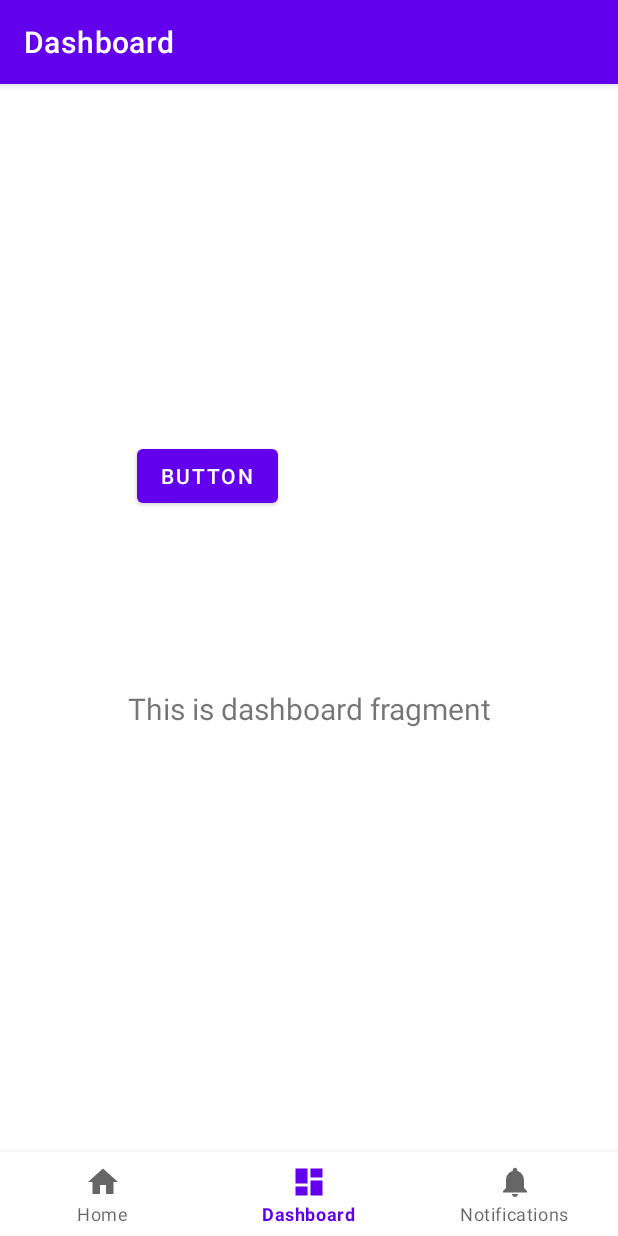
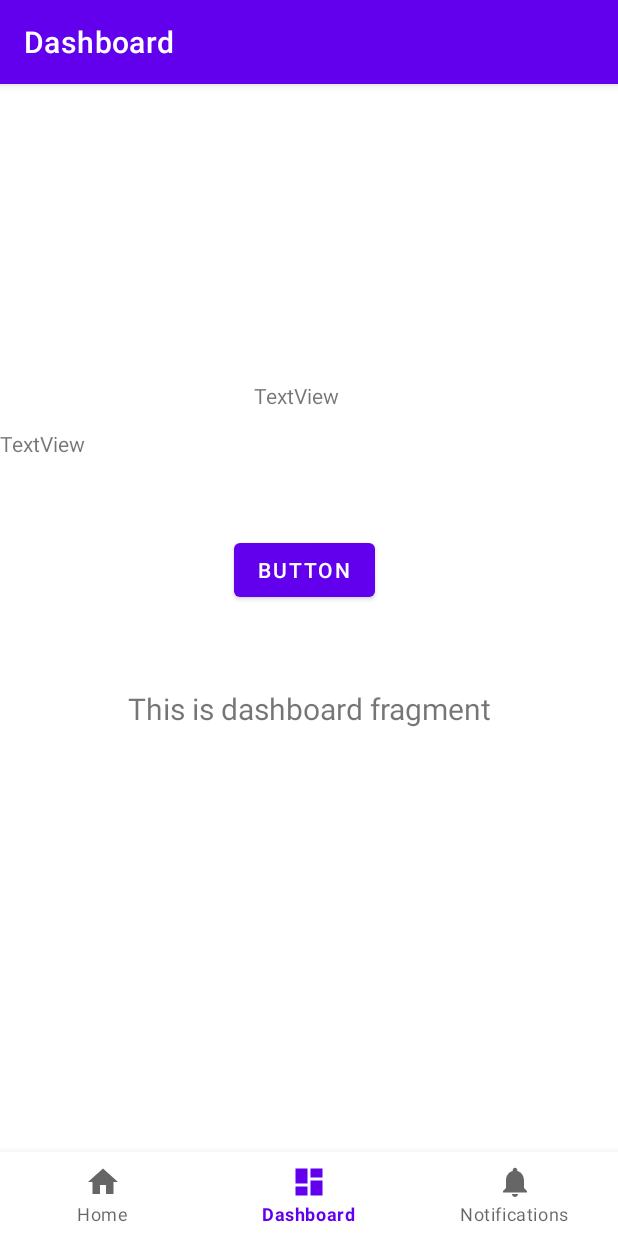
Before and after one commit to ygboucherk/elecbicycle, an Android app: the DashboardFragment screen opened through its navigation route, on a phone screen of 412 x 824 dp. Run offline under Robolectric (Android 15) with nearby library versions, the phone set to English and light mode, and no system bars; our stand-ins replace navigation-ui; 2 statements that could not run were skipped.

Commit message:
Update code

```diff
--- a/app/src/main/java/com/example/elecbicycle/MainActivity.java
+++ b/app/src/main/java/com/example/elecbicycle/MainActivity.java
@@ -11,6 +11,7 @@ import android.content.Intent;
 import android.content.pm.PackageManager;
 import android.os.Bundle;
 import android.util.Log;
+import android.widget.TextView;
 
 import com.google.android.material.bottomnavigation.BottomNavigationView;
 
@@ -140,6 +141,10 @@ public class MainActivity extends AppCompatActivity {
      void loadBluetooth() {
         puller = new PullerThread(getIntent().getExtras().getParcelable("btdevice"));
     }
+
+    void showPct(int pourcent) {
+        ((TextView)findViewById(R.id.txt_pourcentage)).setText("Pourcentage : " + toString(pourcent) + "%");
+    }
     @Override
     protected void onCreate(Bundle savedInstanceState) {
         super.onCreate(savedInstanceState);
@@ -156,11 +161,16 @@ public class MainActivity extends AppCompatActivity {
         NavController navController = Navigation.findNavController(this, R.id.nav_host_fragment_activity_main);
         NavigationUI.setupActionBarWithNavController(this, navController, appBarConfiguration);
         NavigationUI.setupWithNavController(binding.navView, navController);
-        if (ActivityCompat.checkSelfPermission(this, Manifest.permission.BLUETOOTH_CONNECT) == PackageManager.PERMISSION_GRANTED) {
-            loadBluetooth();
-            this.puller.start();
-        } else {
-            Log.e("BT", "No bluetooth permission");
+        try {
+            if (ActivityCompat.checkSelfPermission(this, Manifest.permission.BLUETOOTH_CONNECT) == PackageManager.PERMISSION_GRANTED) {
+                loadBluetooth();
+                this.puller.start();
+            } else {
+                Log.e("BT", "No bluetooth permission");
+            }
+        } catch (Exception e) {
+
         }
+        showPct(69);
     }
 }
--- a/app/src/main/res/layout/fragment_dashboard.xml
+++ b/app/src/main/res/layout/fragment_dashboard.xml
@@ -24,10 +24,29 @@
         android:id="@+id/button"
         android:layout_width="wrap_content"
         android:layout_height="wrap_content"
-        android:layout_marginStart="91dp"
-        android:layout_marginTop="181dp"
+        android:layout_marginStart="156dp"
+        android:layout_marginTop="244dp"
         android:text="Button"
         android:visibility="visible"
         app:layout_constraintStart_toStartOf="parent"
         app:layout_constraintTop_toTopOf="parent" />
+
+    <TextView
+        android:id="@+id/txt_pourcentage"
+        android:layout_width="wrap_content"
+        android:layout_height="wrap_content"
+        android:layout_marginStart="169dp"
+        android:layout_marginTop="142dp"
+        android:text="TextView"
+        app:layout_constraintStart_toStartOf="parent"
+        app:layout_constraintTop_toTopOf="parent" />
+
+    <TextView
+        android:id="@+id/txt_voltage"
+        android:layout_width="wrap_content"
+        android:layout_height="wrap_content"
+        android:layout_marginTop="174dp"
+        android:text="TextView"
+        app:layout_constraintTop_toTopOf="parent"
+        tools:layout_editor_absoluteX="171dp" />
 </androidx.constraintlayout.widget.ConstraintLayout>
```
